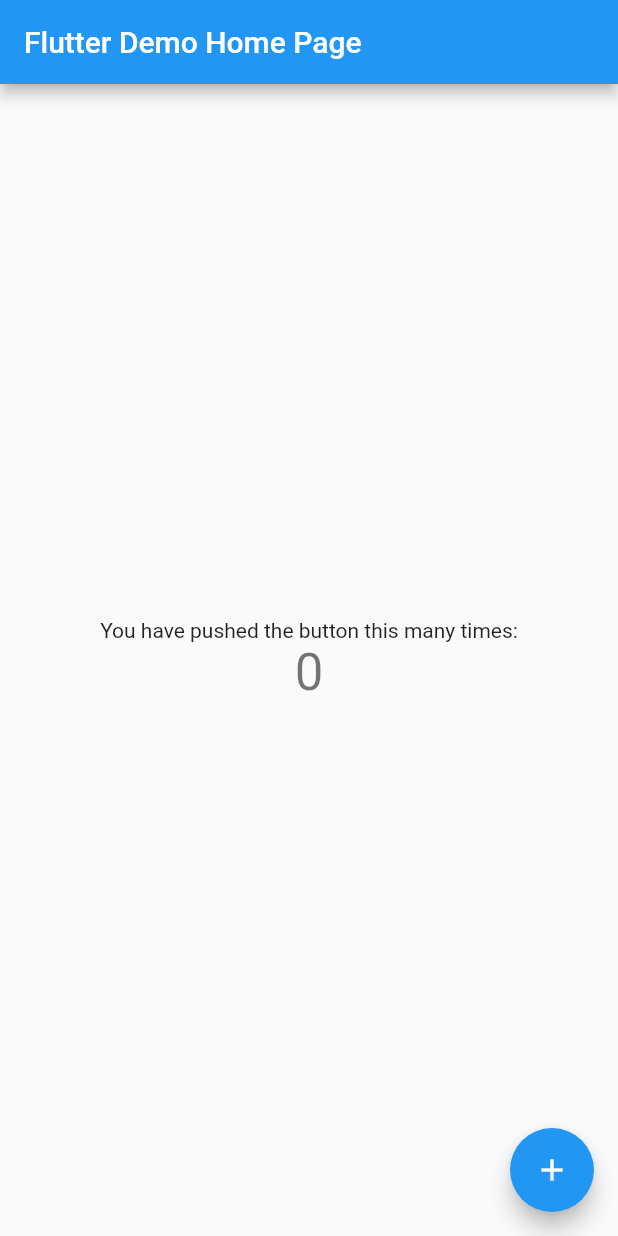
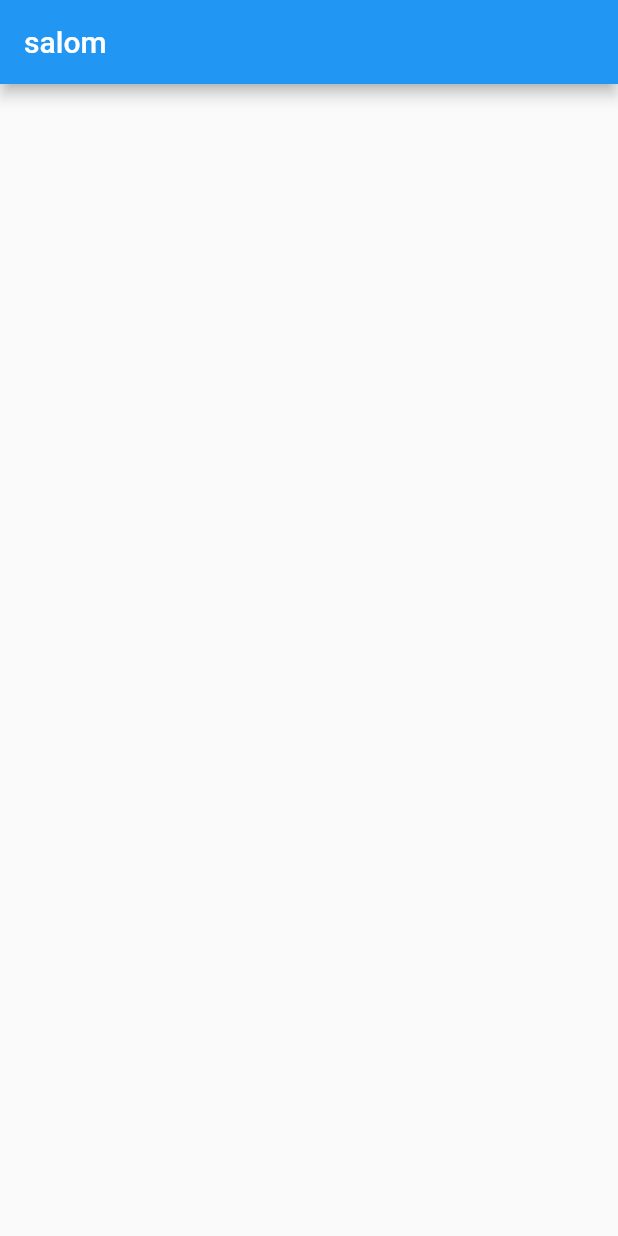
Before and after one commit to Dilafruz7777777/Uy_ishi_Api_search_name, a Flutter app: the screen it shows after launch, on a phone screen of 412 x 824 dp. Run offline on Flutter 3.47's test engine with Material 2 defaults, Android fonts, the phone set to English and light mode, and no system bars.

Commit message:
main tozalandi, kereli papkala ochildi

```diff
--- a/lib/main.dart
+++ b/lib/main.dart
@@ -1,4 +1,5 @@
 import 'package:flutter/material.dart';
+import 'package:namesearch/pages/HomePage.dart';
 
 void main() {
   runApp(const MyApp());
@@ -11,105 +12,7 @@ class MyApp extends StatelessWidget {
   @override
   Widget build(BuildContext context) {
     return MaterialApp(
-      title: 'Flutter Demo',
-      theme: ThemeData(
-        // This is the theme of your application.
-        //
-        // Try running your application with "flutter run". You'll see the
-        // application has a blue toolbar. Then, without quitting the app, try
-        // changing the primarySwatch below to Colors.green and then invoke
-        // "hot reload" (press "r" in the console where you ran "flutter run",
-        // or simply save your changes to "hot reload" in a Flutter IDE).
-        // Notice that the counter didn't reset back to zero; the application
-        // is not restarted.
-        primarySwatch: Colors.blue,
-      ),
-      home: const MyHomePage(title: 'Flutter Demo Home Page'),
+      home: HomePage(),
     );
   }
 }
-
-class MyHomePage extends StatefulWidget {
-  const MyHomePage({super.key, required this.title});
-
-  // This widget is the home page of your application. It is stateful, meaning
-  // that it has a State object (defined below) that contains fields that affect
-  // how it looks.
-
-  // This class is the configuration for the state. It holds the values (in this
-  // case the title) provided by the parent (in this case the App widget) and
-  // used by the build method of the State. Fields in a Widget subclass are
-  // always marked "final".
-
-  final String title;
-
-  @override
-  State<MyHomePage> createState() => _MyHomePageState();
-}
-
-class _MyHomePageState extends State<MyHomePage> {
-  int _counter = 0;
-
-  void _incrementCounter() {
-    setState(() {
-      // This call to setState tells the Flutter framework that something has
-      // changed in this State, which causes it to rerun the build method below
-      // so that the display can reflect the updated values. If we changed
-      // _counter without calling setState(), then the build method would not be
-      // called again, and so nothing would appear to happen.
-      _counter++;
-    });
-  }
-
-  @override
-  Widget build(BuildContext context) {
-    // This method is rerun every time setState is called, for instance as done
-    // by the _incrementCounter method above.
-    //
-    // The Flutter framework has been optimized to make rerunning build methods
-    // fast, so that you can just rebuild anything that needs updating rather
-    // than having to individually change instances of widgets.
-    return Scaffold(
-      appBar: AppBar(
-        // Here we take the value from the MyHomePage object that was created by
-        // the App.build method, and use it to set our appbar title.
-        title: Text(widget.title),
-      ),
-      body: Center(
-        // Center is a layout widget. It takes a single child and positions it
-        // in the middle of the parent.
-        child: Column(
-          // Column is also a layout widget. It takes a list of children and
-          // arranges them vertically. By default, it sizes itself to fit its
-          // children horizontally, and tries to be as tall as its parent.
-          //
-          // Invoke "debug painting" (press "p" in the console, choose the
-          // "Toggle Debug Paint" action from the Flutter Inspector in Android
-          // Studio, or the "Toggle Debug Paint" command in Visual Studio Code)
-          // to see the wireframe for each widget.
-          //
-          // Column has various properties to control how it sizes itself and
-          // how it positions its children. Here we use mainAxisAlignment to
-          // center the children vertically; the main axis here is the vertical
-          // axis because Columns are vertical (the cross axis would be
-          // horizontal).
-          mainAxisAlignment: MainAxisAlignment.center,
-          children: <Widget>[
-            const Text(
-              'You have pushed the button this many times:',
-            ),
-            Text(
-              '$_counter',
-              style: Theme.of(context).textTheme.headline4,
-            ),
-          ],
-        ),
-      ),
-      floatingActionButton: FloatingActionButton(
-        onPressed: _incrementCounter,
-        tooltip: 'Increment',
-        child: const Icon(Icons.add),
-      ), // This trailing comma makes auto-formatting nicer for build methods.
-    );
-  }
-}
--- /dev/null
+++ b/lib/pages/HomePage.dart
@@ -0,0 +1,19 @@
+import 'package:flutter/material.dart';
+
+class HomePage extends StatefulWidget {
+  const HomePage({Key? key}) : super(key: key);
+
+  @override
+  State<HomePage> createState() => _HomePageState();
+}
+
+class _HomePageState extends State<HomePage> {
+  @override
+  Widget build(BuildContext context) {
+    return Scaffold(
+      appBar: AppBar(
+        title: Text("salom"),
+      ),
+    );
+  }
+}
```
